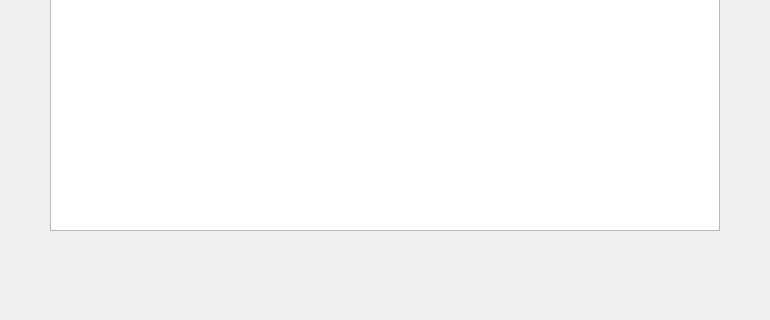
Old version of the form exchange/OnchainOrderPage.ui in the repository HcashOrg/hx-indicator; both pictures show x 0 to 770 and y 210 to 530 of the 770 by 530 pixel window.
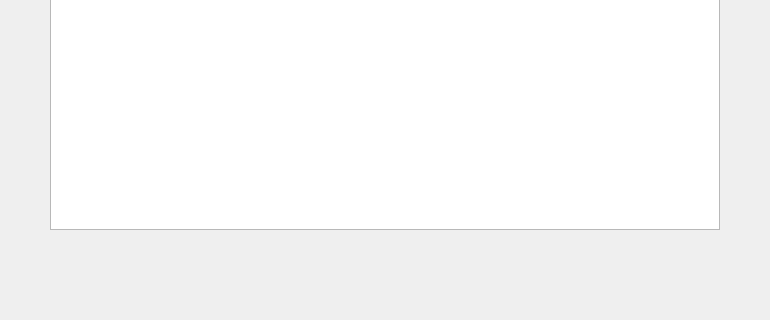
New version of the form. Icons and pictures are not drawn.

```diff
--- a/exchange/OnchainOrderPage.ui
+++ b/exchange/OnchainOrderPage.ui
@@ -19,7 +19,7 @@
      <x>50</x>
      <y>160</y>
      <width>670</width>
-     <height>281</height>
+     <height>280</height>
     </rect>
    </property>
    <column>
```
